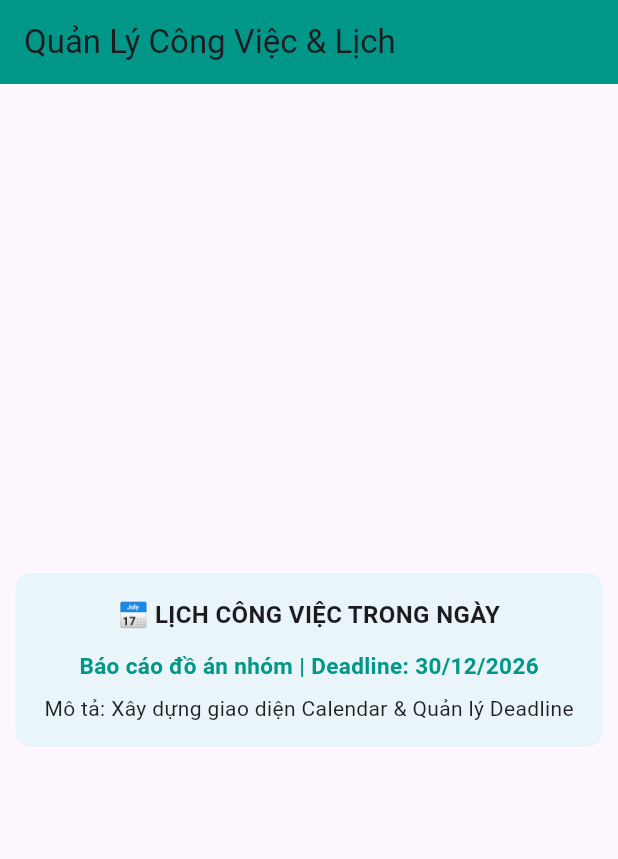
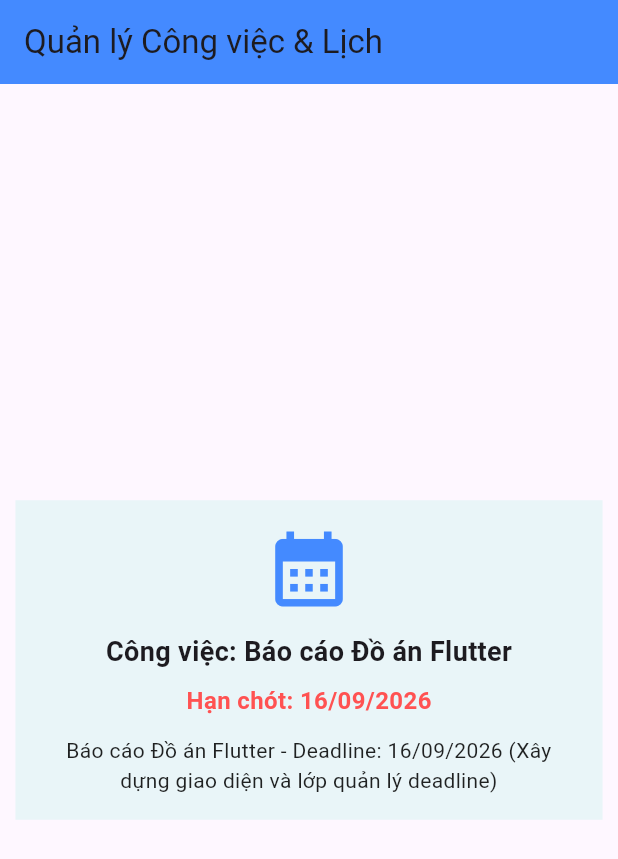
Before and after one commit to Project-Mobile-N05/team_Truong_Son_Sy, a Flutter app: the screen it shows after launch, on a phone screen of 412 x 824 dp. Shown: the top 859 px of the screen. Run offline on Flutter 3.47's test engine with Material 3 defaults, Android fonts, the phone set to English and light mode, and no system bars.

Commit message:
bai thuc hanh 2-3

```diff
--- a/student_deadline_manager/lib/main.dart
+++ b/student_deadline_manager/lib/main.dart
@@ -1,5 +1,5 @@
 import 'package:flutter/material.dart';
-import 'task.dart';
+import './task.dart' show Task; // Import class Task từ task.dart
 
 void main() {
   runApp(const MyApp());
@@ -12,62 +12,72 @@ class MyApp extends StatelessWidget {
   Widget build(BuildContext context) {
     return const MaterialApp(
       debugShowCheckedModeBanner: false,
-      home: CalendarTaskPage(),
+      home: TaskHomePage(),
     );
   }
 }
 
-class CalendarTaskPage extends StatefulWidget {
-  const CalendarTaskPage({super.key});
+class TaskHomePage extends StatefulWidget {
+  const TaskHomePage({super.key});
 
   @override
-  State<CalendarTaskPage> createState() => _CalendarTaskPageState();
+  State<TaskHomePage> createState() => _TaskHomePageState();
 }
 
-class _CalendarTaskPageState extends State<CalendarTaskPage> {
-  // Khởi tạo đối tượng Task tương tự ví dụ Myprofile()
-  Task myTask = Task();
+class _TaskHomePageState extends State<TaskHomePage> {
+  // Khởi tạo đối tượng từ Task
+  final Task _task = Task();
+  late String _taskInfo;
 
   @override
   void initState() {
     super.initState();
-    // Gọi phương thức cập nhật dữ liệu
-    myTask.setTask("Báo cáo đồ án nhóm", "30/12/2026", "Xây dựng giao diện Calendar & Quản lý Deadline");
+    _taskInfo = _task.getTaskInfo();
   }
 
   @override
   Widget build(BuildContext context) {
-    String taskSummary = myTask.getTaskSummary();
     double width = MediaQuery.of(context).size.width;
 
     return Scaffold(
       appBar: AppBar(
-        title: const Text('Quản Lý Công Việc & Lịch'),
-        backgroundColor: Colors.teal,
+        title: const Text('Quản lý Công việc & Lịch'),
+        backgroundColor: Colors.blueAccent,
       ),
       body: Center(
         child: Container(
+          color: const Color(0xFFE9F5F8),
           width: width * 0.95,
           padding: const EdgeInsets.all(16.0),
-          decoration: BoxDecoration(
-            color: const Color(0xFFE9F5F8), // Màu nền giống ví dụ minh họa
-            borderRadius: BorderRadius.circular(10),
-          ),
           child: Column(
             mainAxisSize: MainAxisSize.min,
             children: [
-              const Text(
-                "📅 LỊCH CÔNG VIỆC TRONG NGÀY",
-                style: TextStyle(fontSize: 16, fontWeight: FontWeight.bold),
+              const Icon(
+                Icons.calendar_month,
+                size: 60,
+                color: Colors.blueAccent,
               ),
               const SizedBox(height: 12),
               Text(
-                taskSummary,
-                style: const TextStyle(fontSize: 15, fontWeight: FontWeight.w600, color: Colors.teal),
+                'Công việc: ${_task.getTitle()}',
+                style: const TextStyle(
+                  fontSize: 18,
+                  fontWeight: FontWeight.bold,
+                ),
               ),
               const SizedBox(height: 8),
               Text(
-                "Mô tả: ${myTask.description}",
+                'Hạn chót: ${_task.getDeadline()}',
+                style: const TextStyle(
+                  fontSize: 16,
+                  color: Colors.redAccent,
+                  fontWeight: FontWeight.w600,
+                ),
+              ),
+              const SizedBox(height: 12),
+              Text(
+                _taskInfo,
+                textAlign: TextAlign.center,
                 style: const TextStyle(fontSize: 14, color: Colors.black87),
               ),
             ],
--- a/student_deadline_manager/lib/task.dart
+++ b/student_deadline_manager/lib/task.dart
@@ -1,23 +1,29 @@
 class Task {
-  String title = "Nộp bài tập Flutter";
+  String title = "Báo cáo Đồ án Flutter";
   String deadline = "16/09/2026";
-  String description = "Tạo Lớp Quản lý công việc và commit lên GitHub";
+  String description = "Xây dựng giao diện và lớp quản lý deadline";
   bool isCompleted = false;
 
-  // Phương thức thiết lập thông tin công việc (Setter)
-  void setTask(String title, String deadline, String description) {
+  // Setter cập nhật thông tin công việc
+  void setTask(String title, String deadline, String description, bool isCompleted) {
     this.title = title;
     this.deadline = deadline;
     this.description = description;
+    this.isCompleted = isCompleted;
   }
 
-  // Phương thức lấy chuỗi tóm tắt công việc (Getter)
-  String getTaskSummary() {
-    return "$title | Deadline: $deadline";
+  // Getter lấy thông tin tổng quan
+  String getTaskInfo() {
+    return "$title - Deadline: $deadline ($description)";
   }
 
-  // Phương thức cập nhật trạng thái
-  void toggleStatus() {
-    isCompleted = !isCompleted;
+  // Getter lấy tiêu đề
+  String getTitle() {
+    return title;
+  }
+
+  // Getter lấy hạn chót
+  String getDeadline() {
+    return deadline;
   }
 }
```
